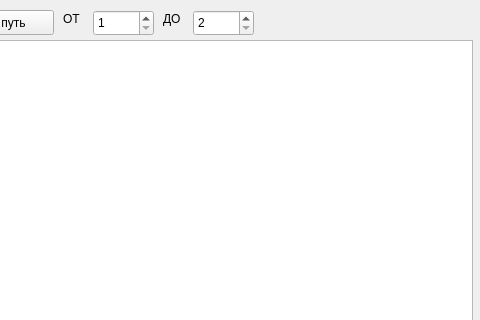
First picture: the form in widget.ui, repository CodeMonsterPedro/MakeTree, before the edit; both pictures show x 397 to 877 and y 0 to 320 of the 877 by 628 pixel window.
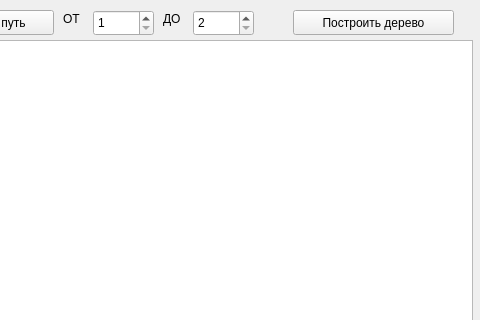
Second picture: the form after the edit.

What changed in the file:
```diff
--- a/widget.ui
+++ b/widget.ui
@@ -132,6 +132,19 @@
     <string>ДО</string>
    </property>
   </widget>
+  <widget class="QPushButton" name="pushButton_3">
+   <property name="geometry">
+    <rect>
+     <x>690</x>
+     <y>10</y>
+     <width>161</width>
+     <height>25</height>
+    </rect>
+   </property>
+   <property name="text">
+    <string>Построить дерево</string>
+   </property>
+  </widget>
  </widget>
  <layoutdefault spacing="6" margin="11"/>
  <resources/>
```
